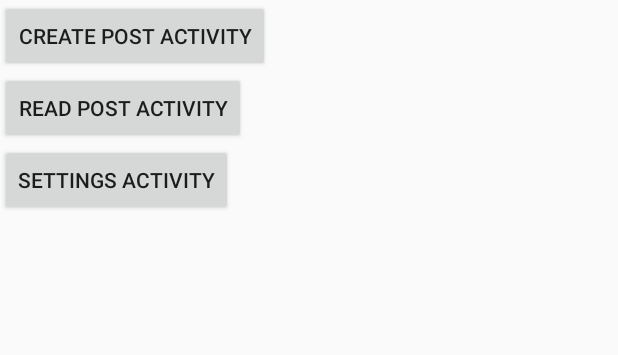
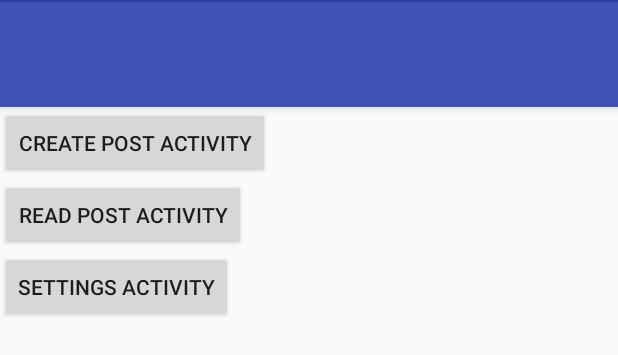
Before and after one commit to milospavicic/NewsProject, an Android app: the layout activity_post.xml on its own in the app's theme, with its tools: preview values and no code run, on a phone screen of 412 x 824 dp. Shown: the top 355 px of the screen. Run offline under Robolectric (Android 15) with nearby library versions, the phone set to English and light mode, and no system bars.

Commit message:
style update

```diff
--- a/app/build.gradle
+++ b/app/build.gradle
@@ -20,7 +20,8 @@ android {
 
 dependencies {
     implementation fileTree(dir: 'libs', include: ['*.jar'])
-    implementation 'com.android.support:appcompat-v7:26.1.0'
+    implementation 'com.android.support:appcompat-v7:26.0.0'
+    implementation 'com.android.support:design:26.0.0'
     implementation 'com.android.support.constraint:constraint-layout:1.0.2'
     testImplementation 'junit:junit:4.12'
     androidTestImplementation 'com.android.support.test:runner:1.0.1'
--- a/app/src/main/res/layout/activity_post.xml
+++ b/app/src/main/res/layout/activity_post.xml
@@ -7,13 +7,34 @@
     android:orientation="vertical"
     tools:context="com.example.korisnik.newsproject.PostActivity">
 
+    <android.support.design.widget.AppBarLayout
+        android:id="@+id/appbar"
+        android:layout_width="match_parent"
+        android:layout_height="wrap_content">
+
+        <View
+            android:layout_width="match_parent"
+            android:layout_height="1dp"
+            android:background="@color/colorPrimaryDark" />
+
+        <Toolbar
+            android:layout_width="match_parent"
+            android:layout_height="70dp"
+            android:id="@+id/toolbar"
+            android:background="?attr/colorPrimary"
+            app:popupTheme="@style/AppTheme.PopupOverlay"
+            app:layout_scrollFlags="scroll|enterAlways">
+
+        </Toolbar>
+    </android.support.design.widget.AppBarLayout>
+
+
     <Button
         android:id="@+id/button1"
         android:layout_width="wrap_content"
         android:layout_height="wrap_content"
         android:onClick="btnCreatePostActivity"
         android:text="Create Post Activity"/>
-
 
     <Button
         android:id="@+id/button2"
--- a/app/src/main/res/values/styles.xml
+++ b/app/src/main/res/values/styles.xml
@@ -8,4 +8,14 @@
         <item name="colorAccent">@color/colorAccent</item>
     </style>
 
+    <style name="AppTheme.NoActionBar">
+        <item name="windowActionBar">false</item>
+        <item name="windowNoTitle">true</item>
+    </style>
+
+    <style name="AppTheme.AppBarOverlay" parent="ThemeOverlay.AppCompat.Dark.ActionBar" />
+
+    <style name="AppTheme.PopupOverlay" parent="ThemeOverlay.AppCompat.Light" />
+
+
 </resources>
--- a/build.gradle
+++ b/build.gradle
@@ -7,7 +7,7 @@ buildscript {
         jcenter()
     }
     dependencies {
-        classpath 'com.android.tools.build:gradle:3.0.1'
+        classpath 'com.android.tools.build:gradle:3.1.0'
 
 
         // NOTE: Do not place your application dependencies here; they belong
```
Also changed, not shown: app/src/main/AndroidManifest.xml (+9 -4 lines), gradle/wrapper/gradle-wrapper.properties.
